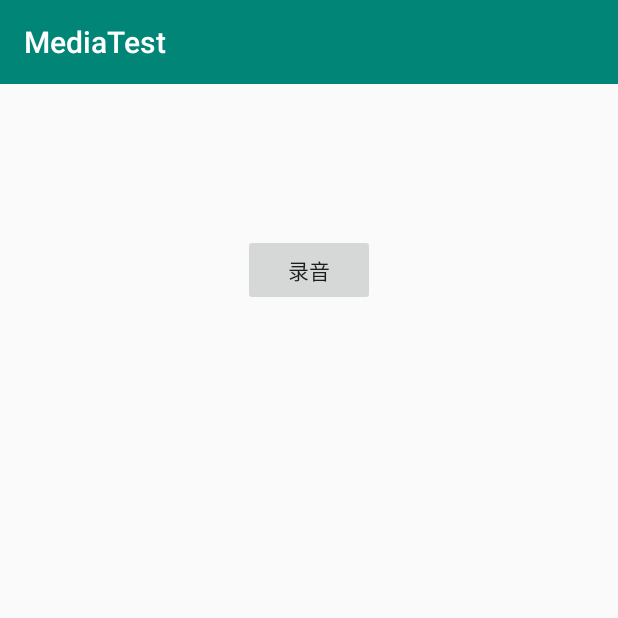
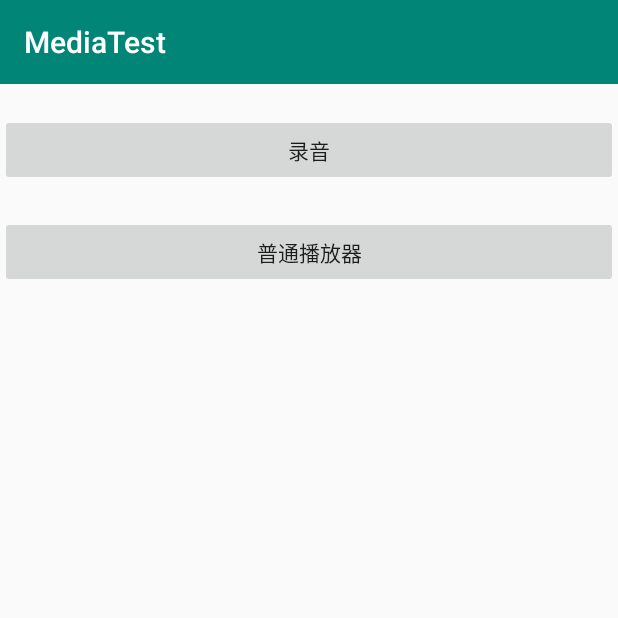
Before and after one commit to wys919591169/MediaTest, an Android app: the screen it shows after launch (MainActivity), on a phone screen of 412 x 824 dp, the top half of it. Run offline under Robolectric (Android 15) with nearby library versions, the phone set to English and light mode, and no system bars.

```diff
--- a/app/src/main/AndroidManifest.xml
+++ b/app/src/main/AndroidManifest.xml
@@ -21,6 +21,7 @@
             </intent-filter>
         </activity>
         <activity android:name=".ui.SoundActivity"/>
+        <activity android:name=".ui.SimplePlayerActivity"/>
     </application>
 
 </manifest>
--- a/app/src/main/java/com/wys/mediatest/media/BaseDecoder.kt
+++ b/app/src/main/java/com/wys/mediatest/media/BaseDecoder.kt
@@ -3,7 +3,6 @@ package com.wys.mediatest.media
 import android.media.MediaCodec
 import android.media.MediaFormat
 import android.util.Log
-import com.wys.app.media.*
 import java.io.File
 import java.nio.ByteBuffer
 
--- a/app/src/main/res/layout/activity_main.xml
+++ b/app/src/main/res/layout/activity_main.xml
@@ -3,15 +3,22 @@
     xmlns:tools="http://schemas.android.com/tools"
     android:layout_width="match_parent"
     android:layout_height="match_parent"
+    xmlns:app="http://schemas.android.com/apk/res-auto"
     android:orientation="vertical"
     tools:context=".ui.MainActivity">
 
     <Button
-        android:layout_marginTop="100dp"
-        android:id="@+id/btn_to_sound"
-        android:layout_width="wrap_content"
+        android:layout_marginTop="20dp"
+        android:layout_width="match_parent"
         android:layout_height="wrap_content"
         android:text="录音"
-        android:layout_gravity="center_horizontal" />
-
+        android:onClick="clickToSound"
+        />
+    <Button
+        android:layout_marginTop="20dp"
+        android:layout_width="match_parent"
+        android:layout_height="wrap_content"
+        android:text="普通播放器"
+        android:onClick="clickToSimplePlayer"
+        />
 </LinearLayout>
--- a/app/src/main/res/layout/activity_simple_player.xml
+++ b/app/src/main/res/layout/activity_simple_player.xml
@@ -1,5 +1,5 @@
 <?xml version="1.0" encoding="utf-8"?>
-<android.support.constraint.ConstraintLayout
+<androidx.constraintlayout.widget.ConstraintLayout
     xmlns:android="http://schemas.android.com/apk/res/android"
     xmlns:tools="http://schemas.android.com/tools"
     xmlns:app="http://schemas.android.com/apk/res-auto"
@@ -18,4 +18,4 @@
         android:text="重打包"
         android:onClick="clickRepack"
         />
-</android.support.constraint.ConstraintLayout>
+</androidx.constraintlayout.widget.ConstraintLayout>
```
Also changed, not shown: app/src/main/java/com/wys/mediatest/ui/MainActivity.kt (+10 -4 lines), app/src/main/java/com/wys/mediatest/ui/SoundActivity.kt (+8 -6 lines).
